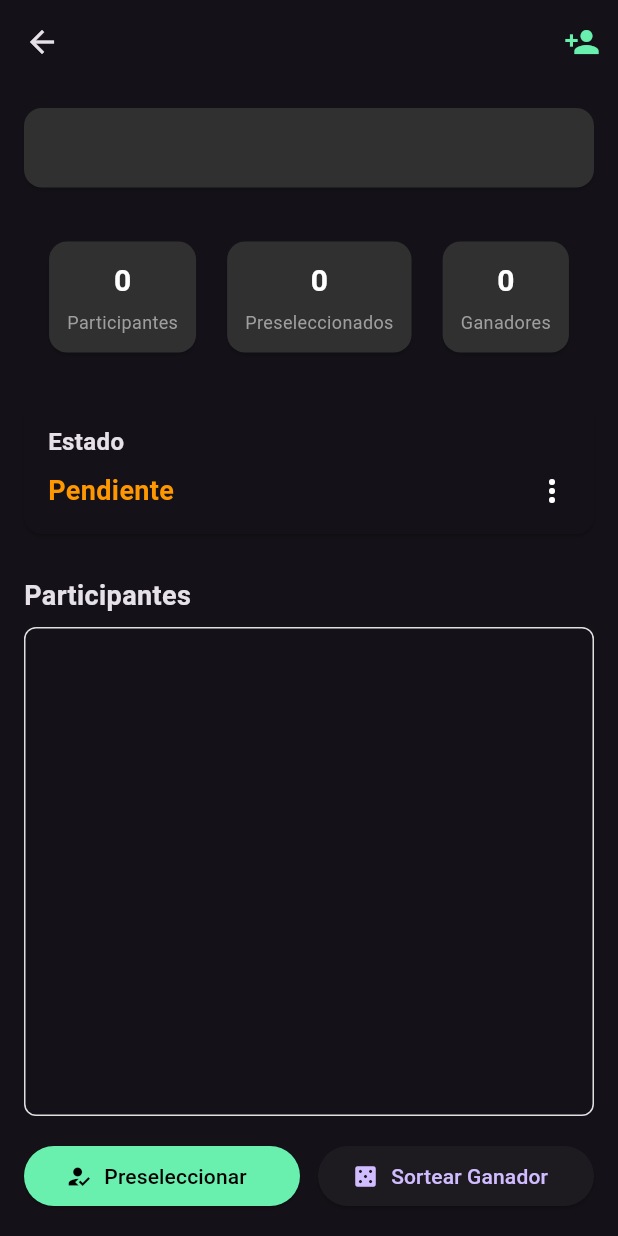
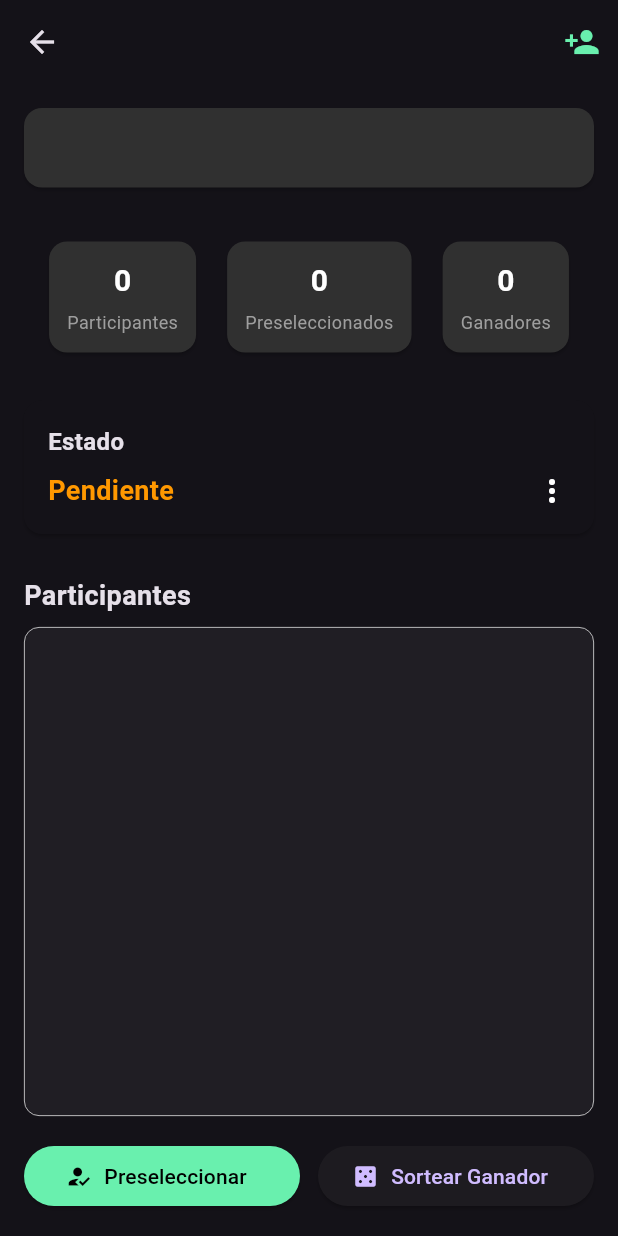
Before and after one commit to magq2002/raffleFlutter, a Flutter app: the GiveawayDetailsPage screen opened directly with empty values, on a phone screen of 412 x 824 dp. Run offline on Flutter 3.47's test engine with Material 3 defaults, Android fonts, the phone set to English and light mode, and no system bars; our stand-ins replace equatable, flutter_bloc, image_picker, permission_handler, qr_flutter, screenshot and 2 more; accounts and stored records are empty.

Commit message:
Update giveaway_details_page.dart

```diff
--- a/lib/features/giveaways/presentation/pages/giveaway_details_page.dart
+++ b/lib/features/giveaways/presentation/pages/giveaway_details_page.dart
@@ -69,8 +69,9 @@ class GiveawayDetailsPage extends StatelessWidget {
               Expanded(
                 child: Container(
                   decoration: BoxDecoration(
-                    border: Border.all(color: Colors.grey.shade300, width: 1),
-                    borderRadius: BorderRadius.circular(8),
+                    border: Border.all(color: Colors.grey.shade200, width: 0.5),
+                    borderRadius: BorderRadius.circular(10),
+                    color: Colors.grey.shade50.withOpacity(0.05),
                   ),
                   child: ParticipantListWidget(giveawayId: giveaway.id!),
                 ),
```
